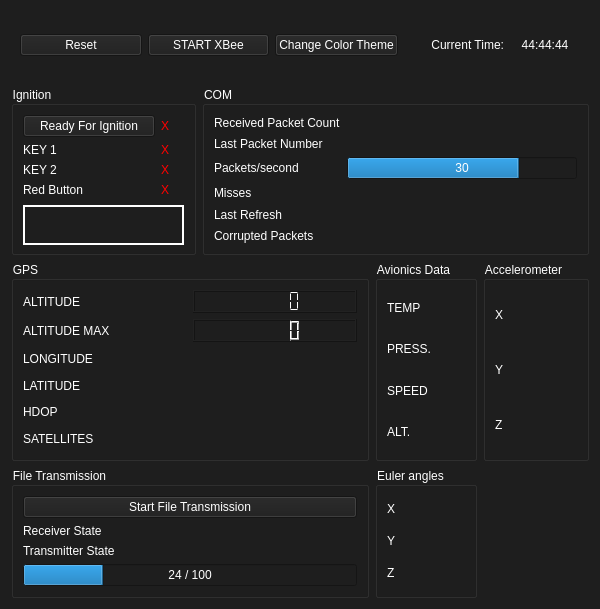
Old version of the form UI/ui_file/press_alt.ui in the repository MorgesHAB/ERT2020GS.
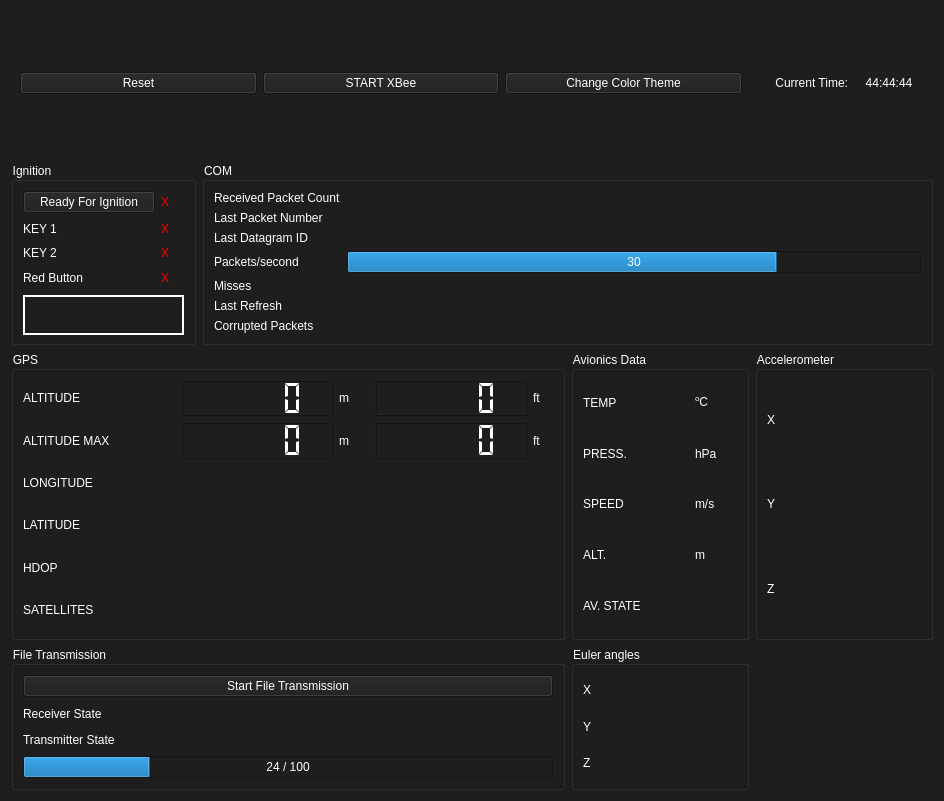
New version of the form. Icons and pictures are not drawn.

Commit message: gui new features and some units added

```diff
--- a/UI/ui_file/press_alt.ui
+++ b/UI/ui_file/press_alt.ui
@@ -6,8 +6,8 @@
    <rect>
     <x>0</x>
     <y>0</y>
-    <width>600</width>
-    <height>609</height>
+    <width>944</width>
+    <height>801</height>
    </rect>
   </property>
   <property name="minimumSize">
@@ -431,6 +431,61 @@
         </property>
        </widget>
       </item>
+      <item row="1" column="2">
+       <widget class="QLabel" name="hpa_unit_label">
+        <property name="text">
+         <string>hPa</string>
+        </property>
+       </widget>
+      </item>
+      <item row="0" column="2">
+       <widget class="QLabel" name="celcius_label">
+        <property name="minimumSize">
+         <size>
+          <width>32</width>
+          <height>40</height>
+         </size>
+        </property>
+        <property name="text">
+         <string>&lt;html&gt;&lt;head/&gt;&lt;body&gt;&lt;p&gt;&lt;span style=&quot; vertical-align:super;&quot;&gt;o&lt;/span&gt;C&lt;/p&gt;&lt;/body&gt;&lt;/html&gt;</string>
+        </property>
+       </widget>
+      </item>
+      <item row="2" column="2">
+       <widget class="QLabel" name="m_s_unit_label">
+        <property name="text">
+         <string>m/s</string>
+        </property>
+       </widget>
+      </item>
+      <item row="4" column="0">
+       <widget class="QLabel" name="avionics_state_label">
+        <property name="text">
+         <string>AV. STATE</string>
+        </property>
+       </widget>
+      </item>
+      <item row="1" column="0">
+       <widget class="QLabel" name="pressure_label">
+        <property name="text">
+         <string>PRESS.</string>
+        </property>
+       </widget>
+      </item>
+      <item row="3" column="2">
+       <widget class="QLabel" name="m_unit_label_3">
+        <property name="text">
+         <string>m</string>
+        </property>
+       </widget>
+      </item>
+      <item row="4" column="1" colspan="2">
+       <widget class="QLabel" name="avionics_state_panel">
+        <property name="text">
+         <string/>
+        </property>
+       </widget>
+      </item>
      </layout>
     </widget>
    </item>
@@ -524,7 +579,7 @@
       <string>COM</string>
      </property>
      <layout class="QGridLayout" name="gridLayout_4">
-      <item row="6" column="0">
+      <item row="7" column="0">
        <widget class="QLabel" name="last_refresh_label">
         <property name="toolTip">
          <string>&lt;html&gt;&lt;head/&gt;&lt;body&gt;&lt;p&gt;Last packet's timestamp&lt;/p&gt;&lt;/body&gt;&lt;/html&gt;</string>
@@ -544,7 +599,7 @@
         </property>
        </widget>
       </item>
-      <item row="3" column="0">
+      <item row="4" column="0">
        <widget class="QLabel" name="packets_second_label">
         <property name="toolTip">
          <string>&lt;html&gt;&lt;head/&gt;&lt;body&gt;&lt;p&gt;The number of packets received in last second&lt;/p&gt;&lt;/body&gt;&lt;/html&gt;</string>
@@ -554,7 +609,7 @@
         </property>
        </widget>
       </item>
-      <item row="3" column="1">
+      <item row="4" column="1">
        <widget class="QProgressBar" name="packets_second_bar">
         <property name="toolTip">
          <string>&lt;html&gt;&lt;head/&gt;&lt;body&gt;&lt;p&gt;The number of packets received in last second&lt;/p&gt;&lt;/body&gt;&lt;/html&gt;</string>
@@ -596,7 +651,7 @@
         </property>
        </widget>
       </item>
-      <item row="6" column="1">
+      <item row="7" column="1">
        <widget class="QLabel" name="last_refresh_panel">
         <property name="toolTip">
          <string>&lt;html&gt;&lt;head/&gt;&lt;body&gt;&lt;p&gt;Last packet's timestamp&lt;/p&gt;&lt;/body&gt;&lt;/html&gt;</string>
@@ -616,7 +671,7 @@
         </property>
        </widget>
       </item>
-      <item row="5" column="0">
+      <item row="6" column="0">
        <widget class="QLabel" name="miss_label">
         <property name="toolTip">
          <string>&lt;html&gt;&lt;head/&gt;&lt;body&gt;&lt;p&gt;Lost packets in last 2 seconds&lt;/p&gt;&lt;/body&gt;&lt;/html&gt;</string>
@@ -626,7 +681,7 @@
         </property>
        </widget>
       </item>
-      <item row="5" column="1">
+      <item row="6" column="1">
        <widget class="QLabel" name="miss_panel">
         <property name="toolTip">
          <string>&lt;html&gt;&lt;head/&gt;&lt;body&gt;&lt;p&gt;Lost packets in last 2 seconds&lt;/p&gt;&lt;/body&gt;&lt;/html&gt;</string>
@@ -636,20 +691,34 @@
         </property>
        </widget>
       </item>
-      <item row="7" column="0">
+      <item row="8" column="0">
        <widget class="QLabel" name="corrupted_label">
         <property name="text">
          <string>Corrupted Packets</string>
         </property>
        </widget>
       </item>
-      <item row="7" column="1">
+      <item row="8" column="1">
        <widget class="QLabel" name="corrupted_panel">
         <property name="text">
          <string/>
         </property>
        </widget>
       </item>
+      <item row="3" column="0">
+       <widget class="QLabel" name="last_datagram_id">
+        <property name="text">
+         <string>Last Datagram ID</string>
+        </property>
+       </widget>
+      </item>
+      <item row="3" column="1">
+       <widget class="QLabel" name="last_datagram_id_panel">
+        <property name="text">
+         <string/>
+        </property>
+       </widget>
+      </item>
      </layout>
     </widget>
    </item>
@@ -743,19 +812,6 @@
       <string>GPS</string>
      </property>
      <layout class="QGridLayout" name="gridLayout_3">
-      <item row="5" column="1">
-       <widget class="QLabel" name="latitude_panel">
-        <property name="minimumSize">
-         <size>
-          <width>0</width>
-          <height>0</height>
-         </size>
-        </property>
-        <property name="text">
-         <string/>
-        </property>
-       </widget>
-      </item>
       <item row="3" column="0">
        <widget class="QLabel" name="longitude_label">
         <property name="text">
@@ -763,13 +819,6 @@
         </property>
        </widget>
       </item>
-      <item row="6" column="1">
-       <widget class="QLabel" name="hdop_panel">
-        <property name="text">
-         <string/>
-        </property>
-       </widget>
-      </item>
       <item row="5" column="0">
        <widget class="QLabel" name="latitude_label">
         <property name="text">
@@ -777,13 +826,6 @@
         </property>
        </widget>
       </item>
-      <item row="7" column="1">
-       <widget class="QLabel" name="sat_nbr_panel">
-        <property name="text">
-         <string/>
-        </property>
-       </widget>
-      </item>
       <item row="1" column="0">
        <widget class="QLabel" name="altitude_label_gps">
         <property name="text">
@@ -791,13 +833,6 @@
         </property>
        </widget>
       </item>
-      <item row="3" column="1">
-       <widget class="QLabel" name="longitude_panel">
-        <property name="text">
-         <string/>
-        </property>
-       </widget>
-      </item>
       <item row="7" column="0">
        <widget class="QLabel" name="sat_nbr_label">
         <property name="text">
@@ -829,8 +864,116 @@
         </property>
        </widget>
       </item>
+      <item row="3" column="1" colspan="4">
+       <widget class="QLabel" name="longitude_panel">
+        <property name="text">
+         <string/>
+        </property>
+       </widget>
+      </item>
+      <item row="1" column="4">
+       <widget class="QLabel" name="ft_unit_label_2">
+        <property name="maximumSize">
+         <size>
+          <width>20</width>
+          <height>16777215</height>
+         </size>
+        </property>
+        <property name="text">
+         <string>ft</string>
+        </property>
+       </widget>
+      </item>
       <item row="2" column="1">
-       <widget class="QLCDNumber" name="altitude_max_lcd"/>
+       <widget class="QLCDNumber" name="altitude_max_lcd_m">
+        <property name="enabled">
+         <bool>true</bool>
+        </property>
+        <property name="segmentStyle">
+         <enum>QLCDNumber::Flat</enum>
+        </property>
+       </widget>
+      </item>
+      <item row="1" column="3">
+       <widget class="QLCDNumber" name="altitude_lcd_gps_ft">
+        <property name="frameShadow">
+         <enum>QFrame::Raised</enum>
+        </property>
+        <property name="segmentStyle">
+         <enum>QLCDNumber::Flat</enum>
+        </property>
+       </widget>
+      </item>
+      <item row="1" column="1">
+       <widget class="QLCDNumber" name="altitude_lcd_gps">
+        <property name="smallDecimalPoint">
+         <bool>false</bool>
+        </property>
+        <property name="segmentStyle">
+         <enum>QLCDNumber::Flat</enum>
+        </property>
+       </widget>
+      </item>
+      <item row="1" column="2">
+       <widget class="QLabel" name="m_unit_label_2">
+        <property name="maximumSize">
+         <size>
+          <width>30</width>
+          <height>16777215</height>
+         </size>
+        </property>
+        <property name="text">
+         <string>m</string>
+        </property>
+       </widget>
+      </item>
+      <item row="2" column="2">
+       <widget class="QLabel" name="m_unit_label">
+        <property name="text">
+         <string>m</string>
+        </property>
+       </widget>
+      </item>
+      <item row="2" column="3">
+       <widget class="QLCDNumber" name="altitude_max_lcd_ft">
+        <property name="segmentStyle">
+         <enum>QLCDNumber::Flat</enum>
+        </property>
+       </widget>
+      </item>
+      <item row="2" column="4">
+       <widget class="QLabel" name="ft_unit_label">
+        <property name="text">
+         <string>ft</string>
+        </property>
+       </widget>
+      </item>
+      <item row="5" column="1" colspan="4">
+       <widget class="QLabel" name="latitude_panel">
+        <property name="minimumSize">
+         <size>
+          <width>0</width>
+          <height>0</height>
+         </size>
+        </property>
+        <property name="text">
+         <string/>
+        </property>
+       </widget>
+      </item>
+      <item row="6" column="1" colspan="4">
+       <widget class="QLabel" name="hdop_panel">
+        <property name="text">
+         <string/>
+        </property>
+       </widget>
+      </item>
+      <item row="7" column="1" colspan="4">
+       <widget class="QLabel" name="sat_nbr_panel">
+        <property name="text">
+         <string/>
+        </property>
+       </widget>
       </item>
      </layout>
     </widget>
```
Left out of the diff: 17 changed lines with no effect on the pictures. The commit also changes 6 other files.
